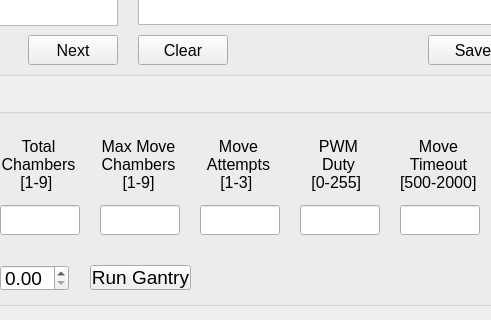
This is src/omniroute_operation/src/three_by_three_interface/interface.ui in NC4Lab/omniroute_ubuntu_ws as Qt 5 draws it before an edit; both pictures show x 150 to 641 and y 575 to 895 of the 789 by 895 pixel window. The edited form follows.
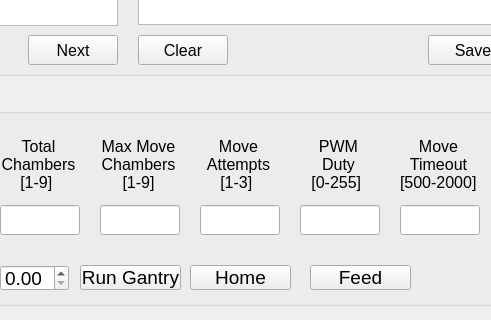
This is the edited form.

Commit message: Gantry homing and feeding code added

Diff of the .ui file:
```diff
--- a/src/omniroute_operation/src/three_by_three_interface/interface.ui
+++ b/src/omniroute_operation/src/three_by_three_interface/interface.ui
@@ -703,7 +703,7 @@
    <widget class="QPushButton" name="runGantryBtn">
     <property name="geometry">
      <rect>
-      <x>230</x>
+      <x>220</x>
       <y>180</y>
       <width>101</width>
       <height>25</height>
@@ -751,6 +751,32 @@
      <double>100.000000000000000</double>
     </property>
    </widget>
+   <widget class="QPushButton" name="homeGantryBtn">
+    <property name="geometry">
+     <rect>
+      <x>330</x>
+      <y>180</y>
+      <width>101</width>
+      <height>25</height>
+     </rect>
+    </property>
+    <property name="text">
+     <string>Home</string>
+    </property>
+   </widget>
+   <widget class="QPushButton" name="pumpGantryBtn">
+    <property name="geometry">
+     <rect>
+      <x>450</x>
+      <y>180</y>
+      <width>101</width>
+      <height>25</height>
+     </rect>
+    </property>
+    <property name="text">
+     <string>Feed</string>
+    </property>
+   </widget>
   </widget>
  </widget>
  <resources/>
```
The commit also changes 2 other files.
